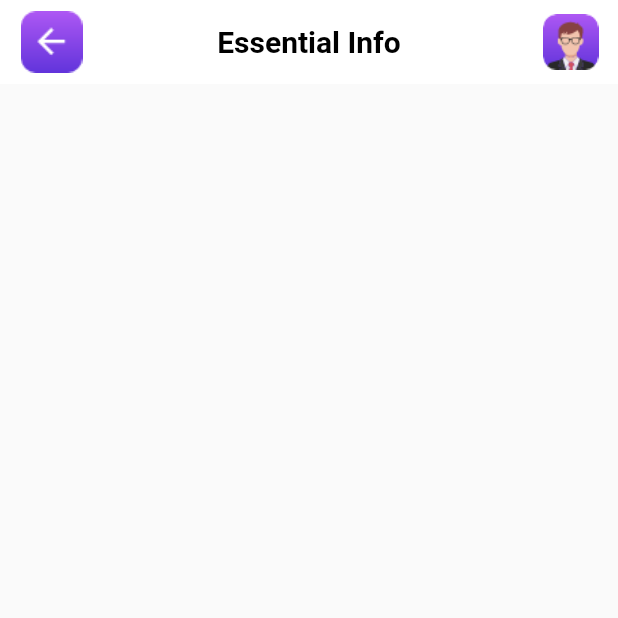
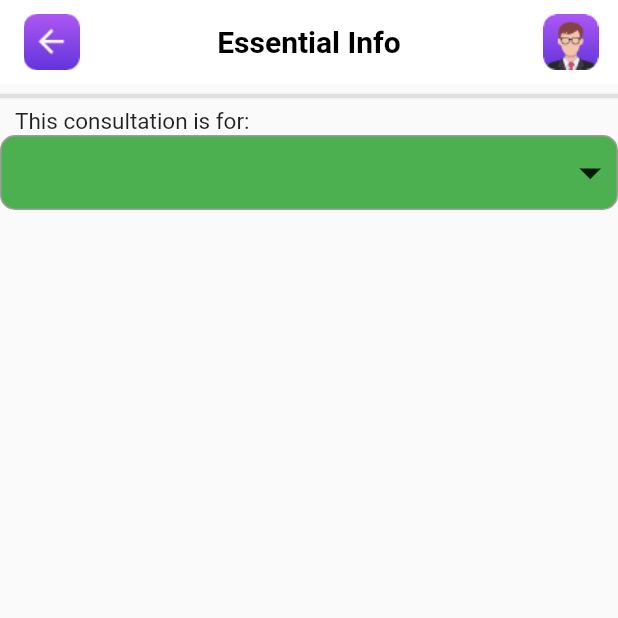
Before and after one commit to hirenDhameliya/teletherapy, a Flutter app: the AppoinmentPage screen opened directly, on a phone screen of 412 x 824 dp, the top half of it. Run offline on Flutter 3.47's test engine with Material 2 defaults, Android fonts, the phone set to English and light mode, and no system bars; our stand-ins replace flutter_svg_provider, material_floating_search_bar, otp_text_field; missing offline and left inert: country_list_pick.

Commit message:
I commit this work

```diff
--- a/lib/appoinment_page.dart
+++ b/lib/appoinment_page.dart
@@ -15,18 +15,20 @@ class _AppoinmentPageState extends State<AppoinmentPage> {
         automaticallyImplyLeading: false,
         backgroundColor: Colors.white,
         elevation: 0.0,
-        leading:  Padding(
+        leading: Padding(
           padding: const EdgeInsets.only(left: 13),
-          child: Image.asset(
-            'assets/image/back.png',
-            height:25,
-            width: 25,
+          child: Padding(
+            padding: const EdgeInsets.all(2.7),
+            child: Image.asset(
+              'assets/image/back.png',
+            ),
           ),
         ),
         centerTitle: true,
         title: Text(
           'Essential Info',
-          style: TextStyle(fontSize: 20, fontWeight: FontWeight.w600,color: Colors.black),
+          style: TextStyle(
+              fontSize: 20, fontWeight: FontWeight.w600, color: Colors.black),
         ),
         actions: [
           Padding(
@@ -37,10 +39,42 @@ class _AppoinmentPageState extends State<AppoinmentPage> {
               width: 37,
             ),
           ),
+        ],
+      ),
+      body: Column(
+        crossAxisAlignment: CrossAxisAlignment.start,
+        children: [
+          Divider(
+            thickness: 3,
+            color: Colors.grey.shade300,
+          ),
           Padding(
-            padding: const EdgeInsets.only(top: 10),
-            child: Divider(
-              thickness:3,color: Colors.black,
+            padding: const EdgeInsets.only(left: 10),
+            child: Text(
+              'This consultation is for:',
+              style: TextStyle(fontSize: 15),
+            ),
+          ),
+          Container(
+            height: 50,
+            width: double.infinity,
+            decoration: BoxDecoration(
+              color: Colors.green,
+              borderRadius: BorderRadius.all(
+                Radius.circular(10),
+              ),
+              border: Border.all(
+                color: Colors.grey,
+              ),
+            ),
+            child: Row(
+              mainAxisAlignment: MainAxisAlignment.end,
+              children: [
+                Icon(
+                  Icons.arrow_drop_down_sharp,
+                  size: 35,
+                ),
+              ],
             ),
           ),
         ],
--- a/lib/doctor_info.dart
+++ b/lib/doctor_info.dart
@@ -1,7 +1,6 @@
 import 'package:flutter/cupertino.dart';
 import 'package:flutter/material.dart';
 import 'package:teletherapy/appoinment_page.dart';
-import 'package:teletherapy/list_page.dart';
 import 'package:teletherapy/model.dart';
 
 class DoctorInfo extends StatefulWidget {
--- a/lib/home_page.dart
+++ b/lib/home_page.dart
@@ -3,7 +3,6 @@ import 'package:flutter/material.dart';
 import 'package:flutter_svg_provider/flutter_svg_provider.dart';
 import 'package:material_floating_search_bar/material_floating_search_bar.dart';
 import 'package:teletherapy/common_widget.dart';
-import 'package:teletherapy/doctor_info.dart';
 import 'package:teletherapy/model.dart';
 import 'package:teletherapy/list_page.dart';
 import 'package:teletherapy/country_picker.dart';
--- a/pubspec.yaml
+++ b/pubspec.yaml
@@ -41,6 +41,7 @@ dependencies:
 #  firebase_auth: ^1.1.4
   material_floating_search_bar: ^0.3.4
   flutter_rating_bar: ^4.0.0
+  flutter_material_pickers: ^2.1.1
 
 
 dev_dependencies:
```
Also changed, not shown: pubspec.lock.
